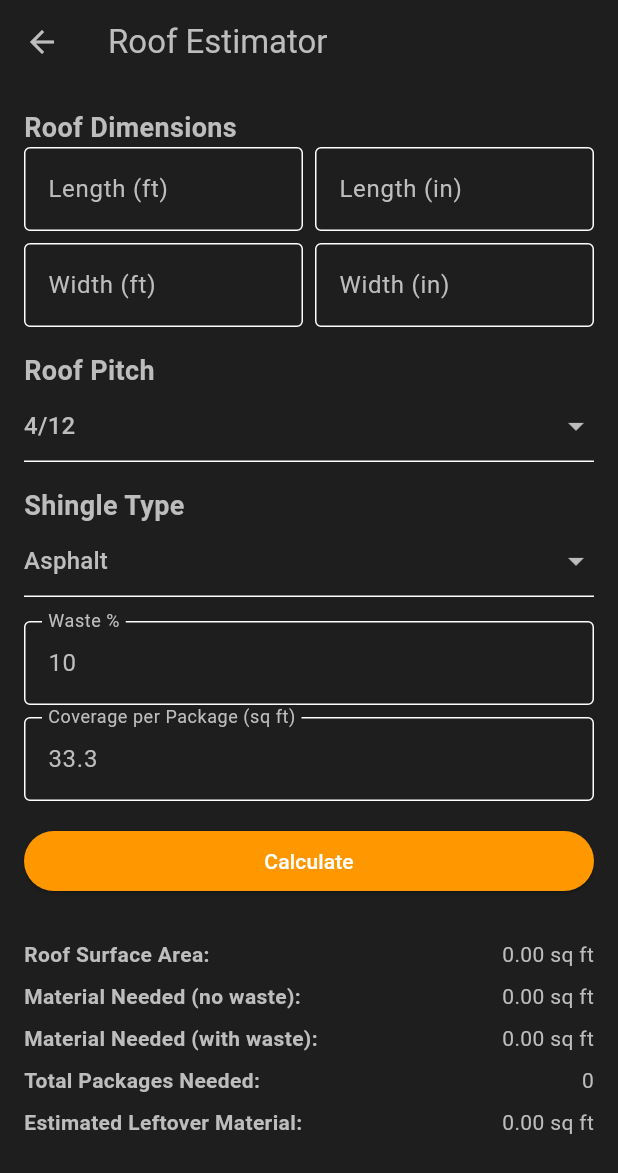
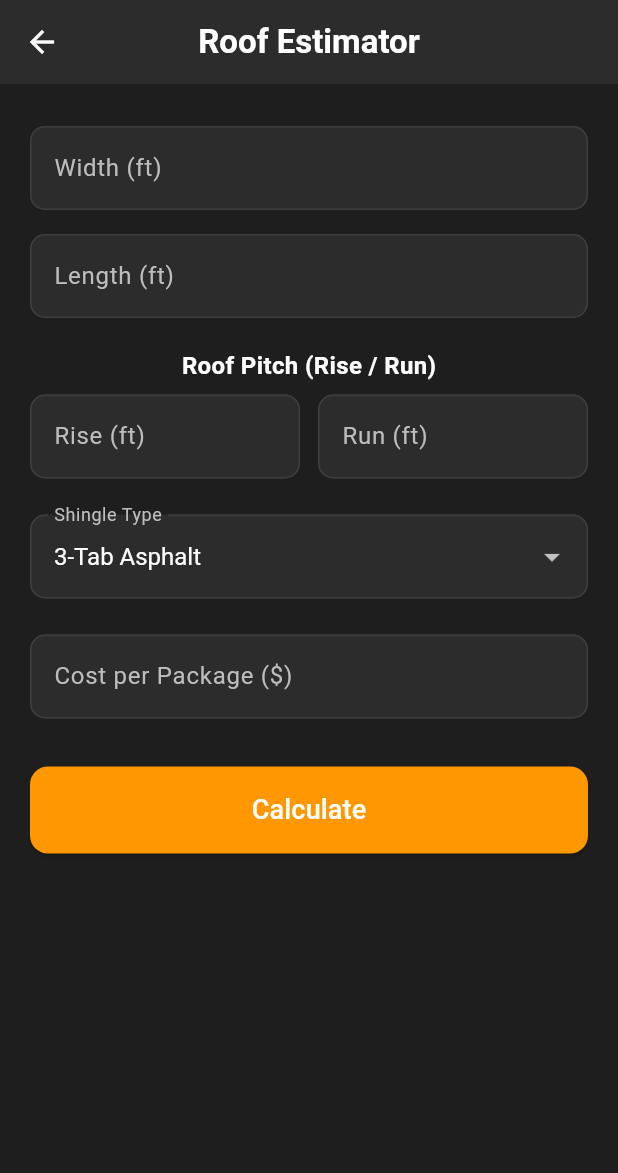
Before and after one commit to savannahharvey/construction_calculator, a Flutter app: the RoofEstimatorScreen screen opened directly, after a tap on "Calculate", on a phone screen of 412 x 824 dp. Shown: the top 1173 px of the screen. Run offline on Flutter 3.47's test engine with Material 3 defaults, Android fonts, the phone set to English and light mode, and no system bars.

Commit message:
added tile/floor screen and fized waste percentage in both tile/foor screen and the roofing screen

```diff
--- a/lib/screens/home_screen.dart
+++ b/lib/screens/home_screen.dart
@@ -5,6 +5,7 @@ import 'package:construction_calculator/screens/framing_calculator_screen.dart';
 import 'package:construction_calculator/screens/lumber_calculator_screen.dart';
 import 'package:construction_calculator/screens/paint_estimator_screen.dart';
 import 'package:construction_calculator/screens/roof_estimator_screen.dart';
+import 'package:construction_calculator/screens/tile_floor_calculator_screen.dart';
 
 
 class HomeScreen extends StatelessWidget {
@@ -18,8 +19,8 @@ class HomeScreen extends StatelessWidget {
       'Lumber Calculator': const LumberCalculatorScreen(),
       'Paint Estimator': const PaintEstimatorScreen(),
       'Roofing Estimator': const RoofEstimatorScreen(),
+      'Tile / Flooring': const TileFlooringEstimatorScreen(),
       // Add more pages here as needed
-      'Tile / Flooring': Placeholder(),
       'Unit Converter': Placeholder(),
       'Simple Calculator': Placeholder(),
     };
--- a/lib/screens/roof_estimator_screen.dart
+++ b/lib/screens/roof_estimator_screen.dart
@@ -1,6 +1,6 @@
+import 'dart:math';
 import 'package:flutter/material.dart';
-import 'package:construction_calculator/theme/app_colors.dart'; // color theme
-import 'dart:math';
+import 'package:construction_calculator/theme/app_colors.dart';
 
 class RoofEstimatorScreen extends StatefulWidget {
   const RoofEstimatorScreen({super.key});
@@ -10,166 +10,192 @@ class RoofEstimatorScreen extends StatefulWidget {
 }
 
 class _RoofEstimatorScreenState extends State<RoofEstimatorScreen> {
-  final _lengthFtController = TextEditingController();
-  final _lengthInController = TextEditingController();
-  final _widthFtController = TextEditingController();
-  final _widthInController = TextEditingController();
-  final _wasteController = TextEditingController(text: "10");
-  final _coveragePerPackageController = TextEditingController(text: "33.3"); // typical bundle coverage
+  final TextEditingController _widthController = TextEditingController();
+  final TextEditingController _lengthController = TextEditingController();
+  final TextEditingController _pitchRiseController = TextEditingController();
+  final TextEditingController _pitchRunController = TextEditingController();
+  final TextEditingController _costPerPackageController = TextEditingController();
 
-  String _selectedPitch = "4/12";
-  String _selectedShingleType = "Asphalt";
+  double? _roofArea; // total surface area
+  int? _packagesNeeded;
+  double? _waste; // leftover material
+  double? _totalCost;
 
-  double? surfaceArea;
-  double? materialNeededBeforeWaste;
-  double? materialNeededAfterWaste;
-  int? totalPackages;
-  double? leftoverSqFt;
+  // Shingle types and coverage per package (in sq ft)
+  final Map<String, double> _shingleTypes = {
+    '3-Tab Asphalt': 33.3,
+    'Architectural Asphalt': 33.3,
+    'Wood Shingles': 25.0,
+    'Metal Panels': 50.0,
+  };
+  String _selectedShingle = '3-Tab Asphalt';
 
-  final List<String> _pitchOptions = ["3/12", "4/12", "5/12", "6/12", "8/12", "10/12", "12/12"];
-  final List<String> _shingleTypes = ["Asphalt", "Architectural", "Metal", "Wood Shake"];
+  void _calculateRoof() {
+    final width = double.tryParse(_widthController.text);
+    final length = double.tryParse(_lengthController.text);
+    final rise = double.tryParse(_pitchRiseController.text);
+    final run = double.tryParse(_pitchRunController.text);
+    final costPerPackage = double.tryParse(_costPerPackageController.text);
 
-  double pitchMultiplier(String pitch) {
-    // Convert pitch like "6/12" to multiplier
-    var split = pitch.split("/");
-    double rise = double.tryParse(split[0]) ?? 0;
-    double run = double.tryParse(split[1]) ?? 12;
-    double slope = sqrt(pow(rise, 2) + pow(run, 2)) / run;
-    return slope;
+    if (width == null || length == null || rise == null || run == null || costPerPackage == null) {
+      setState(() {
+        _roofArea = null;
+        _packagesNeeded = null;
+        _waste = null;
+        _totalCost = null;
+      });
+      return;
     }
 
-  void calculateRoof() {
-    double lengthFt = double.tryParse(_lengthFtController.text) ?? 0;
-    double lengthIn = double.tryParse(_lengthInController.text) ?? 0;
-    double widthFt = double.tryParse(_widthFtController.text) ?? 0;
-    double widthIn = double.tryParse(_widthInController.text) ?? 0;
-    double wastePercent = double.tryParse(_wasteController.text) ?? 0;
-    double coveragePerPackage = double.tryParse(_coveragePerPackageController.text) ?? 1;
+    // Calculate roof pitch multiplier = sqrt(1 + (rise/run)^2)
+    final pitchMultiplier = sqrt(1 + pow(rise / run, 2));
 
-    // Convert everything to feet
-    double totalLengthFt = lengthFt + (lengthIn / 12);
-    double totalWidthFt = widthFt + (widthIn / 12);
+    // Total roof surface area = footprint area * pitch multiplier * 2 (for both sides)
+    final footprintArea = width * length;
+    final surfaceArea = footprintArea * pitchMultiplier * 2;
 
-    // Base area (2 sides of roof)
-    double baseArea = totalLengthFt * totalWidthFt * 2;
-
-    // Adjust for pitch
-    double multiplier = pitchMultiplier(_selectedPitch);
-    double adjustedArea = baseArea * multiplier;
-
-    // Material needed before and after waste
-    double neededBeforeWaste = adjustedArea;
-    double neededAfterWaste = adjustedArea * (1 + wastePercent / 100);
-
-    // Packages needed
-    int packages = (neededAfterWaste / coveragePerPackage).ceil();
-
-    // Leftover material
-    double leftover = (packages * coveragePerPackage) - neededAfterWaste;
+    final coveragePerPackage = _shingleTypes[_selectedShingle]!;
+    final packages = (surfaceArea / coveragePerPackage).ceil();
+    final waste = packages * coveragePerPackage - surfaceArea;
+    final totalCost = packages * costPerPackage;
 
     setState(() {
-      surfaceArea = adjustedArea;
-      materialNeededBeforeWaste = neededBeforeWaste;
-      materialNeededAfterWaste = neededAfterWaste;
-      totalPackages = packages;
-      leftoverSqFt = leftover;
+      _roofArea = surfaceArea;
+      _packagesNeeded = packages;
+      _waste = waste;
+      _totalCost = totalCost;
     });
   }
+
+  String _formatDouble(double val) => val.toStringAsFixed(2);
 
   @override
   Widget build(BuildContext context) {
     return Scaffold(
+      backgroundColor: AppColors.scaffoldBackground,
       appBar: AppBar(
-        title: const Text("Roof Estimator"),
-        backgroundColor: AppColors.scaffoldBackground,
+        backgroundColor: AppColors.surface,
+        title: const Text(
+          'Roof Estimator',
+          style: TextStyle(color: AppColors.textPrimary, fontWeight: FontWeight.bold),
+        ),
+        leading: IconButton(
+          icon: const Icon(Icons.arrow_back, color: AppColors.textPrimary),
+          onPressed: () => Navigator.pop(context),
+        ),
+        centerTitle: true,
       ),
       body: SingleChildScrollView(
-        padding: const EdgeInsets.all(16),
+        padding: const EdgeInsets.all(20),
         child: Column(
-          crossAxisAlignment: CrossAxisAlignment.start,
           children: [
-            const Text("Roof Dimensions", style: TextStyle(fontSize: 18, fontWeight: FontWeight.bold)),
+            _buildNumberInput('Width (ft)', _widthController),
+            _buildNumberInput('Length (ft)', _lengthController),
+            const SizedBox(height: 12),
+            const Text(
+              'Roof Pitch (Rise / Run)',
+              style: TextStyle(color: AppColors.textPrimary, fontWeight: FontWeight.bold, fontSize: 16),
+            ),
             Row(
               children: [
-                Expanded(child: _buildNumberField(_lengthFtController, "Length (ft)")),
-                const SizedBox(width: 8),
-                Expanded(child: _buildNumberField(_lengthInController, "Length (in)")),
-              ],
-            ),
-            const SizedBox(height: 8),
-            Row(
-              children: [
-                Expanded(child: _buildNumberField(_widthFtController, "Width (ft)")),
-                const SizedBox(width: 8),
-                Expanded(child: _buildNumberField(_widthInController, "Width (in)")),
+                Expanded(child: _buildNumberInput('Rise (ft)', _pitchRiseController)),
+                const SizedBox(width: 12),
+                Expanded(child: _buildNumberInput('Run (ft)', _pitchRunController)),
               ],
             ),
             const SizedBox(height: 16),
-
-            const Text("Roof Pitch", style: TextStyle(fontSize: 18, fontWeight: FontWeight.bold)),
             DropdownButtonFormField<String>(
-              value: _selectedPitch,
-              items: _pitchOptions.map((p) => DropdownMenuItem(value: p, child: Text(p))).toList(),
-              onChanged: (value) => setState(() => _selectedPitch = value!),
+              value: _selectedShingle,
+              items: _shingleTypes.keys
+                  .map((type) => DropdownMenuItem(
+                        value: type,
+                        child: Text(type, style: const TextStyle(color: AppColors.textPrimary)),
+                      ))
+                  .toList(),
+              onChanged: (val) {
+                if (val != null) setState(() => _selectedShingle = val);
+              },
+              dropdownColor: AppColors.surface,
+              decoration: InputDecoration(
+                labelText: 'Shingle Type',
+                filled: true,
+                fillColor: AppColors.surface,
+                border: OutlineInputBorder(borderRadius: BorderRadius.circular(10)),
+                enabledBorder: OutlineInputBorder(
+                  borderSide: const BorderSide(color: AppColors.divider),
+                  borderRadius: BorderRadius.circular(10),
+                ),
+              ),
+              style: const TextStyle(color: AppColors.textPrimary, fontSize: 16),
             ),
             const SizedBox(height: 16),
-
-            const Text("Shingle Type", style: TextStyle(fontSize: 18, fontWeight: FontWeight.bold)),
-            DropdownButtonFormField<String>(
-              value: _selectedShingleType,
-              items: _shingleTypes.map((t) => DropdownMenuItem(value: t, child: Text(t))).toList(),
-              onChanged: (value) => setState(() => _selectedShingleType = value!),
-            ),
-            const SizedBox(height: 16),
-
-            _buildNumberField(_wasteController, "Waste %"),
-            const SizedBox(height: 8),
-            _buildNumberField(_coveragePerPackageController, "Coverage per Package (sq ft)"),
-
-            const SizedBox(height: 16),
+            _buildNumberInput('Cost per Package (\$)', _costPerPackageController),
+            const SizedBox(height: 24),
             SizedBox(
               width: double.infinity,
               child: ElevatedButton(
-                style: ElevatedButton.styleFrom(backgroundColor: AppColors.constructionOrange),
-                onPressed: calculateRoof,
-                child: const Text("Calculate", style: TextStyle(color: Colors.white)),
+                onPressed: _calculateRoof,
+                style: ElevatedButton.styleFrom(
+                  padding: const EdgeInsets.symmetric(vertical: 16),
+                  backgroundColor: AppColors.buttonBackground,
+                  foregroundColor: AppColors.buttonText,
+                  shape: RoundedRectangleBorder(
+                    borderRadius: BorderRadius.circular(12),
                   ),
                 ),
-
-            const SizedBox(height: 24),
-            if (surfaceArea != null) ...[
-              _buildResultRow("Roof Surface Area:", "${surfaceArea!.toStringAsFixed(2)} sq ft"),
-              _buildResultRow("Material Needed (no waste):", "${materialNeededBeforeWaste!.toStringAsFixed(2)} sq ft"),
-              _buildResultRow("Material Needed (with waste):", "${materialNeededAfterWaste!.toStringAsFixed(2)} sq ft"),
-              _buildResultRow("Total Packages Needed:", "$totalPackages"),
-              _buildResultRow("Estimated Leftover Material:", "${leftoverSqFt!.toStringAsFixed(2)} sq ft"),
-            ]
+                child: const Text('Calculate', style: TextStyle(fontSize: 18)),
+              ),
+            ),
+            const SizedBox(height: 30),
+            if (_roofArea != null)
+              Column(
+                crossAxisAlignment: CrossAxisAlignment.start,
+                children: [
+                  Text(
+                    'Total Roof Surface Area: ${_formatDouble(_roofArea!)} sq ft',
+                    style: const TextStyle(color: AppColors.textPrimary, fontSize: 18, fontWeight: FontWeight.bold),
+                  ),
+                  const SizedBox(height: 12),
+                  Text(
+                    'Packages Needed: $_packagesNeeded',
+                    style: const TextStyle(color: AppColors.textPrimary, fontSize: 16),
+                  ),
+                  const SizedBox(height: 8),
+                  Text(
+                    'Waste (Leftover Material): ${_formatDouble(_waste!)} sq ft',
+                    style: const TextStyle(color: Colors.redAccent, fontSize: 16),
+                  ),
+                  const SizedBox(height: 8),
+                  Text(
+                    'Estimated Total Cost: \$${_formatDouble(_totalCost!)}',
+                    style: const TextStyle(color: AppColors.textPrimary, fontSize: 16),
+                  ),
+                ],
+              ),
           ],
         ),
       ),
     );
   }
 
-  Widget _buildNumberField(TextEditingController controller, String label) {
-    return TextField(
+  Widget _buildNumberInput(String label, TextEditingController controller) {
+    return Padding(
+      padding: const EdgeInsets.symmetric(vertical: 8),
+      child: TextField(
         controller: controller,
-      keyboardType: TextInputType.number,
+        keyboardType: const TextInputType.numberWithOptions(decimal: true),
+        style: const TextStyle(color: AppColors.textPrimary),
         decoration: InputDecoration(
           labelText: label,
-        border: const OutlineInputBorder(),
+          labelStyle: const TextStyle(color: AppColors.textSecondary),
+          filled: true,
+          fillColor: AppColors.surface,
+          border: OutlineInputBorder(borderRadius: BorderRadius.circular(10)),
+          enabledBorder: OutlineInputBorder(
+            borderSide: const BorderSide(color: AppColors.divider),
+            borderRadius: BorderRadius.circular(10),
           ),
-    );
-  }
-
-  Widget _buildResultRow(String label, String value) {
-    return Padding(
-      padding: const EdgeInsets.symmetric(vertical: 4),
-      child: Row(
-        mainAxisAlignment: MainAxisAlignment.spaceBetween,
-        children: [
-          Text(label, style: const TextStyle(fontWeight: FontWeight.bold)),
-          Text(value, style: const TextStyle(color: AppColors.textSecondary)),
-        ],
+        ),
       ),
     );
   }
```
Also changed, not shown: lib/screens/tile_floor_calculator_screen.dart (added, +241 -0 lines). Lines whose indentation alone changed are shown as unchanged.
